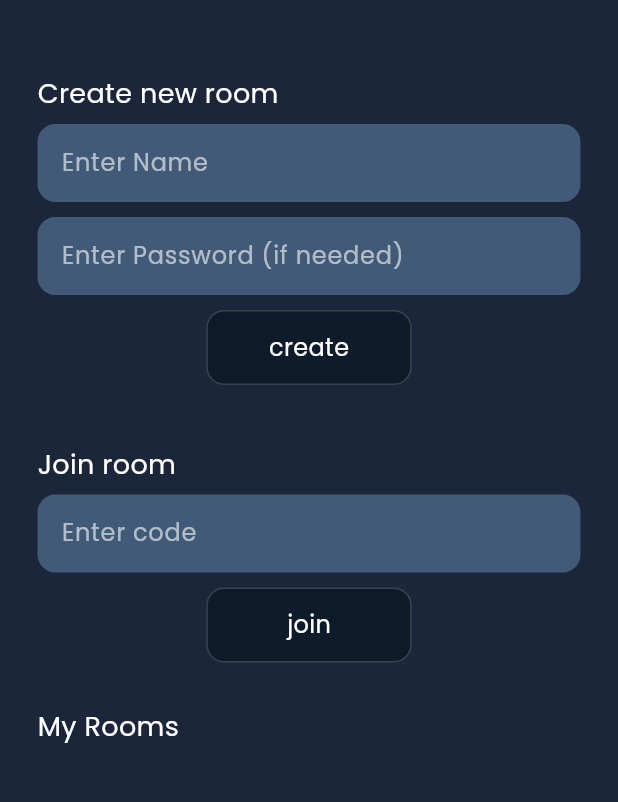
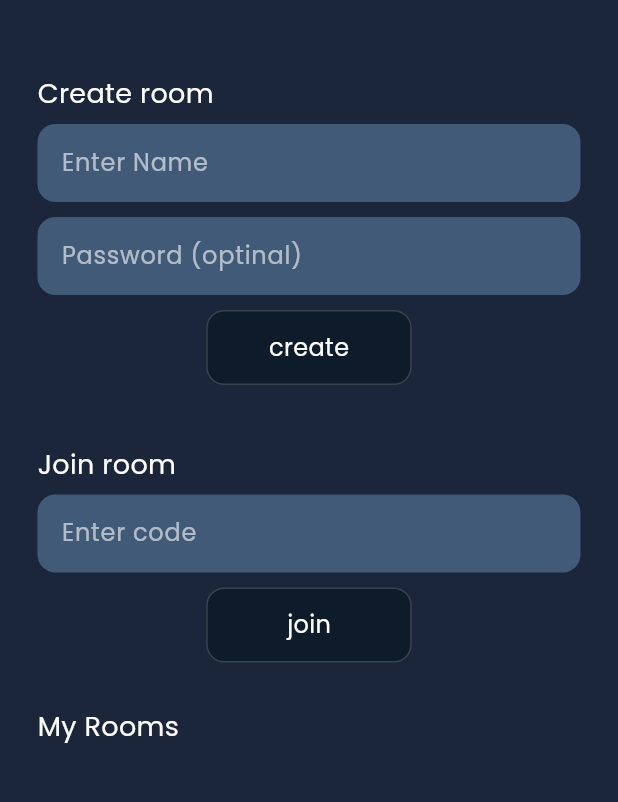
Before and after one commit to justin-prabhakaran/chatroomweb, a Flutter app: the DesktopDrawer widget shown alone on an empty page, opened directly with empty values, on a phone screen of 412 x 824 dp, the part 92-894 px from its top. Run offline on Flutter 3.47's test engine with Material 3 defaults, Android fonts, the phone set to English and light mode, and no system bars; our stand-ins replace bloc, equatable, google_fonts, responsive_builder.

Commit message:
snap mobile

```diff
--- a/lib/features/chat/presentation/widgets/desktop_drawer.dart
+++ b/lib/features/chat/presentation/widgets/desktop_drawer.dart
@@ -35,7 +35,7 @@ class DesktopDrawer extends StatelessWidget {
             Container(
               padding: const EdgeInsets.symmetric(horizontal: 20),
               child: Text(
-                "Create new room",
+                "Create room",
                 style: GoogleFonts.poppins(
                     fontSize: 18,
                     color: Colors.white,
@@ -51,7 +51,7 @@ class DesktopDrawer extends StatelessWidget {
               ),
               const SizedBox(height: 10),
               const CustomTextField(
-                title: "Enter Password (if needed)",
+                title: "Password (optinal)",
               ),
               const SizedBox(height: 10),
               InkWell(
```
Also changed, not shown: mobilescreen.png (added).
